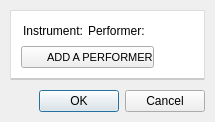
The window that resources/ui/performers_dialog.ui (Iconoclasteinc/tgit) describes before a commit, drawn with Qt 5.
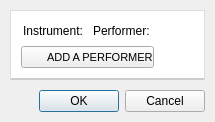
The same window after the commit. Icons and pictures are not drawn.

Commit message: Some adjustments to performers dialog l&f (larger edits, more horizontal spacing, new icons and without mac focus frames)

The edit to the form file:
```diff
--- a/resources/ui/performers_dialog.ui
+++ b/resources/ui/performers_dialog.ui
@@ -7,7 +7,7 @@
     <x>0</x>
     <y>0</y>
     <width>348</width>
-    <height>123</height>
+    <height>138</height>
    </rect>
   </property>
   <property name="sizePolicy">
@@ -126,7 +126,10 @@
          <property name="bottomMargin">
           <number>0</number>
          </property>
-         <property name="spacing">
+         <property name="horizontalSpacing">
+          <number>10</number>
+         </property>
+         <property name="verticalSpacing">
           <number>5</number>
          </property>
          <item row="0" column="1">
```
Left out of the diff: 10 changed lines with no effect on the pictures. The commit also changes 5 other files.
